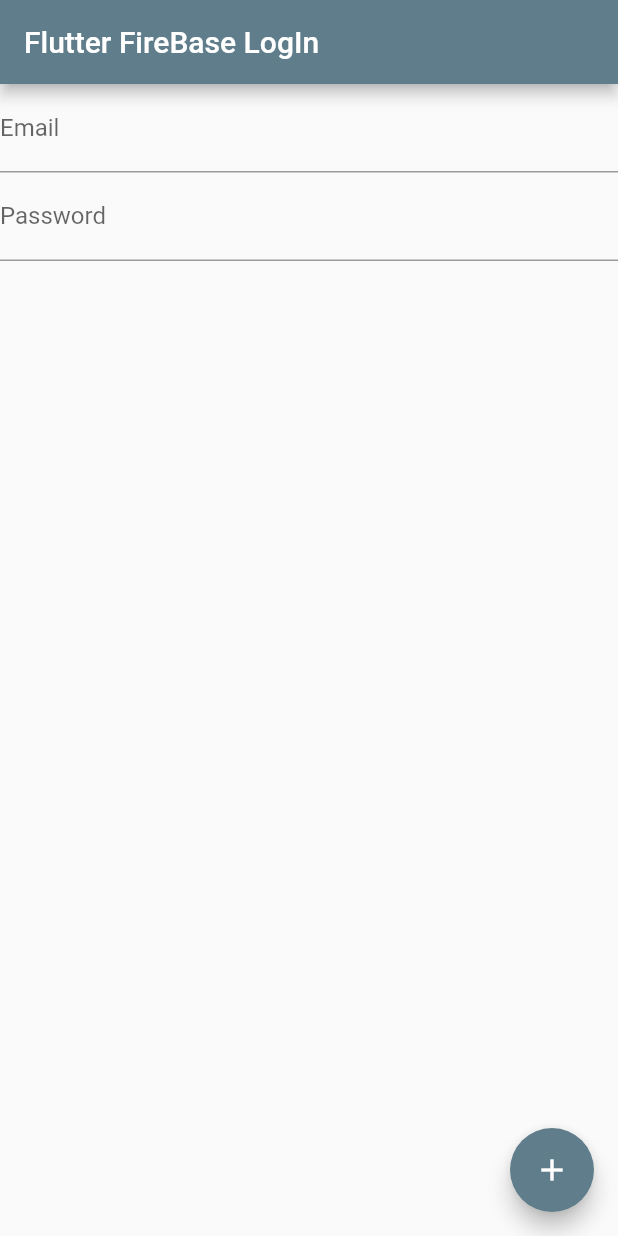
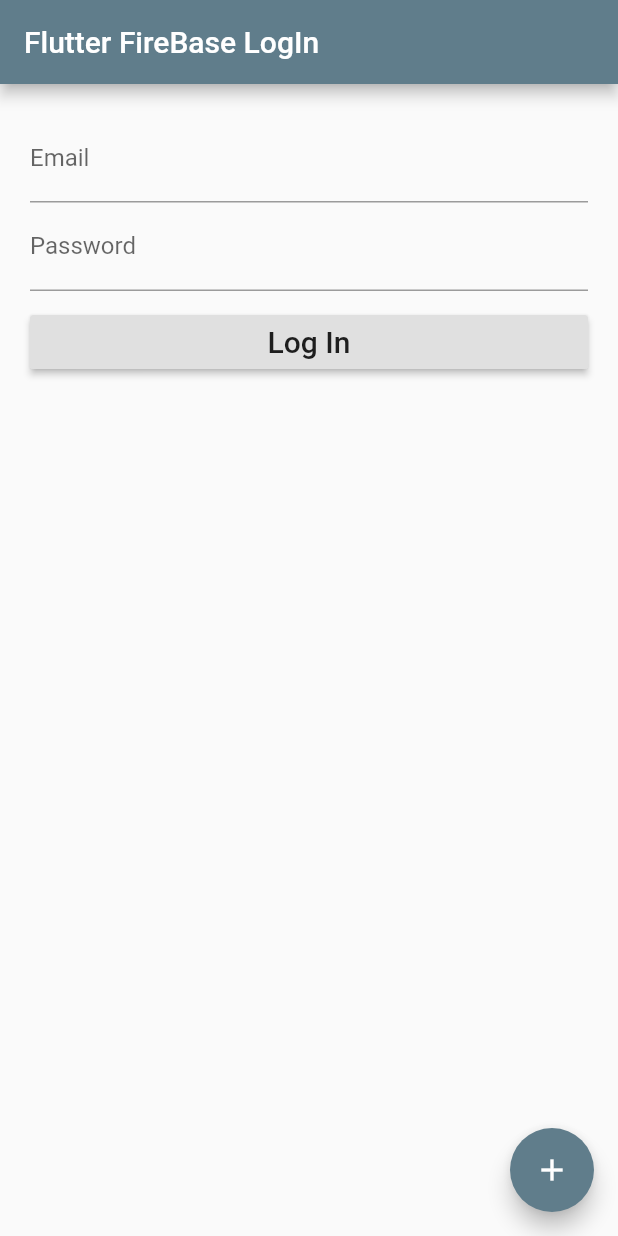
Before and after one commit to CzyDevp/flutter_firebase_login, a Flutter app: the screen it shows after launch, on a phone screen of 412 x 824 dp. Run offline on Flutter 3.47's test engine with Material 2 defaults, Android fonts, the phone set to English and light mode, and no system bars.

Commit message:
button margin and onpressed added

```diff
--- a/lib/main.dart
+++ b/lib/main.dart
@@ -51,6 +51,9 @@ class _LoginPageState extends State<_LoginPage> {
       _counter++;
     });
   }
+   void getAndValidate(){
+
+   }
 
   @override
   Widget build(BuildContext context) {
@@ -67,20 +70,36 @@ class _LoginPageState extends State<_LoginPage> {
         title: new Text(widget.title),
       ),
       body: new Container(
-        // Center is a layout widget. It takes a single child and positions it
-        // in the middle of the parent.
+       // margin: new EdgeInsets.only(top: 10.0),
+        padding: new EdgeInsets.all(20.0),
         child: new Form(
            child: new Column(
+             crossAxisAlignment: CrossAxisAlignment.stretch,
              children: <Widget>[
                new TextField(
                  decoration: new InputDecoration(labelText: 'Email'),
                ),
                new TextField(
                  decoration: new InputDecoration(labelText: 'Password'),
+                 obscureText: true,
                ),
+               new Container(
+                 margin: new EdgeInsets.only(top: 10.0),
+                 child: new RaisedButton(
+                   onPressed: getAndValidate,
+                   child: new Text(
+                     'Log In',
+                     style: new TextStyle(fontSize: 20.0),
+                   ),
+               ),
+               ),
+
              ],
            )
         ),
+        // Center is a layout widget. It takes a single child and positions it
+        // in the middle of the parent.
+
       ),
       floatingActionButton: new FloatingActionButton(
         onPressed: _incrementCounter,
```
